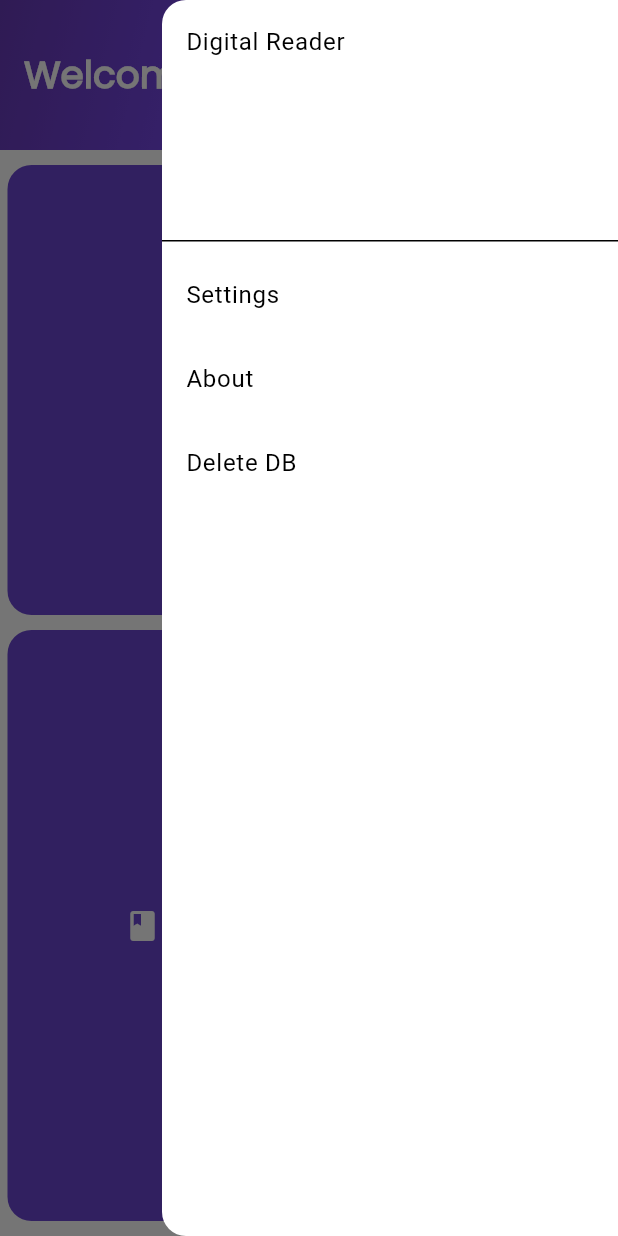
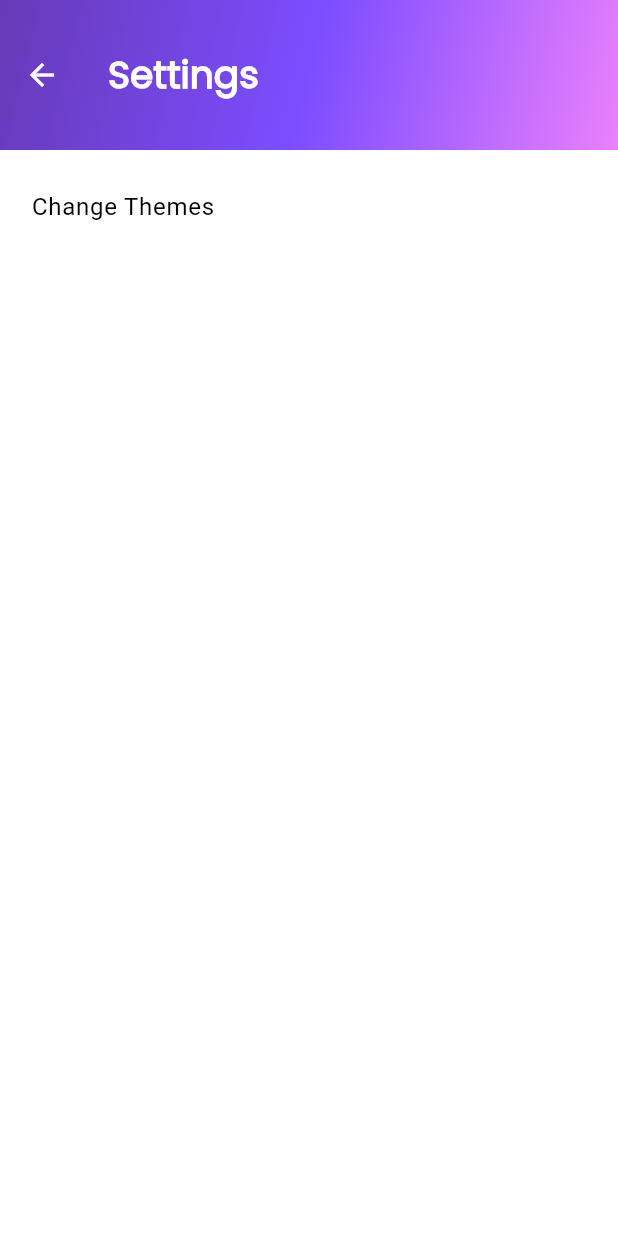
Before and after one commit to MiniProject25/digital_library, a Flutter app: the screen it shows after launch, after a tap on the "menu" icon, after a tap on "Settings", on a phone screen of 412 x 824 dp. Run offline on Flutter 3.47's test engine with Material 3 defaults, Android fonts, the phone set to English and light mode, and no system bars; our stand-ins replace file_picker, sqflite; missing offline and left inert: syncfusion_flutter_pdf, syncfusion_flutter_pdfviewer; accounts and stored records are empty.

Commit message:
Updates: Settings done (theme management done)

```diff
--- a/lib/main.dart
+++ b/lib/main.dart
@@ -1,6 +1,7 @@
 import 'package:digital_library/models/shelfModel.dart';
 import 'package:digital_library/screens/addShelfScreen.dart';
 import 'package:digital_library/screens/homeScreen.dart';
+import 'package:digital_library/screens/settings.dart';
 import 'package:digital_library/screens/shelfScreen.dart';
 import 'package:digital_library/themes/themes.dart';
 import 'package:flutter/material.dart';
@@ -34,6 +35,7 @@ class MyApp extends StatelessWidget {
       routes: {
         '/': (context) => const homeScreen(),
         '/addShelf': (context) => const addShelfScreen(),
+        '/settings': (context) => const Settings(),
       },
 
       // Dynamic routes — for screens that NEED arguments
--- a/lib/screens/homeScreen.dart
+++ b/lib/screens/homeScreen.dart
@@ -98,6 +98,8 @@ class _homeScreenState extends State<homeScreen> with RouteAware {
 
   @override
   Widget build(BuildContext context) {
+    final ColorScheme = Theme.of(context).colorScheme;
+    final textScheme = Theme.of(context).textTheme;
     return Scaffold(
       // backgroundColor: Color.fromRGBO(137, 157, 239, 1),
       /// App bar with a welcoming message
@@ -123,25 +125,32 @@ class _homeScreenState extends State<homeScreen> with RouteAware {
 
       /// Drawer for future settings or advanced options
       endDrawer: Drawer(
+
         child: ListView(
           children: [
-            const DrawerHeader(child: Text("Digital Reader")),
+            DrawerHeader(
+              decoration: BoxDecoration(
+                color: ColorScheme.primary,
+              ),
+              child: Text("ReadSpace", style: textScheme.headlineLarge,),
+            ),
             ListTile(
-              title: const Text("Settings"),
+              title: Text("Settings", style: textScheme.bodyMedium,),
               onTap: () {
-                print("Clicked 1!");
+                Navigator.pushNamed(context, '/settings');
               },
             ),
             ListTile(
-              title: const Text("About"),
+              title: Text("About", style: textScheme.bodyMedium,),
               onTap: () {
-                print("Clicked 2!");
+                showDialog(context: context, builder: (context) {
+                  return AlertDialog(
+                    title: Text("About ReadSpace"),
+                    content: Text("This is a simple app for reading books."),
+                  );
+                });
               },
             ),
-            ListTile(
-              title: Text("Delete DB"),
-              onTap: () => databaseHelper.instance.deleteDatabaseFile(),
-            )
           ],
         ),
       ),
--- /dev/null
+++ b/lib/screens/settings.dart
@@ -0,0 +1,92 @@
+import 'package:flutter/material.dart';
+import 'package:provider/provider.dart';
+import '../themes/themes.dart';
+
+class Settings extends StatelessWidget {
+  const Settings({super.key});
+
+  @override
+  Widget build(BuildContext context) {
+    final themeProvider = Provider.of<ThemeProvider>(context);
+    final currentTheme = themeProvider.themeType;
+
+    return Scaffold(
+      appBar: AppBar(
+        title: Text("Settings"),
+        flexibleSpace: Container(
+          decoration: BoxDecoration(gradient: purpleGradient),
+        ),
+        titleTextStyle: TextStyle(
+          color: const Color.fromARGB(255, 255, 255, 255),
+          fontSize: 25,
+          fontFamily: 'Poppins',
+          overflow: TextOverflow.ellipsis,
+          fontWeight: FontWeight.bold,
+        ),
+        centerTitle: false,
+        toolbarHeight: 100,
+        iconTheme: IconThemeData(color: Colors.white),
+      ),
+
+      // body
+      body: Padding(
+        padding: EdgeInsets.only(top: 10.0, left: 5.0),
+        child: Column(
+          children: [
+            ListTile(
+              title: Text("Change Themes"),
+              onTap: () {
+                showDialog(
+                  context: context,
+                  builder: (context) {
+                    return AlertDialog(
+                      title: Text("Themes"),
+                      content: Column(
+                        mainAxisSize: MainAxisSize.min,
+                        children: [
+                          RadioListTile<AppTheme>(
+                            title: Text("Light Theme"),
+                            value: AppTheme.light,
+                            groupValue: currentTheme,
+                            onChanged: (theme) {
+                              if (theme != null) {
+                                themeProvider.setTheme(theme);
+                                Navigator.of(context).pop(); // Close dialog
+                              }
+                            },
+                          ),
+                          RadioListTile<AppTheme>(
+                            title: Text("Dark Theme"),
+                            value: AppTheme.dark,
+                            groupValue: currentTheme,
+                            onChanged: (theme) {
+                              if (theme != null) {
+                                themeProvider.setTheme(theme);
+                                Navigator.of(context).pop(); // Close dialog
+                              }
+                            },
+                          ),
+                          RadioListTile<AppTheme>(
+                            title: Text("Purple Theme (Default)"),
+                            value: AppTheme.purple,
+                            groupValue: currentTheme,
+                            onChanged: (theme) {
+                              if (theme != null) {
+                                themeProvider.setTheme(theme);
+                                Navigator.of(context).pop(); // Close dialog
+                              }
+                            },
+                          ),
+                        ],
+                      ),
+                    );
+                  },
+                );
+              },
+            )
+          ],
+        ),
+      ),
+    );
+  }
+}
```
Also changed, not shown: lib/themes/themes.dart (+19 -3 lines).
